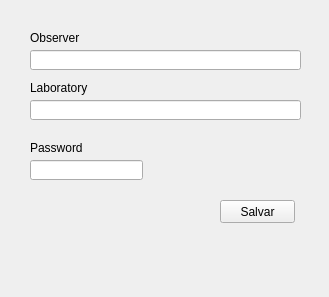
This is telacadastropessoa.ui in EthoWatcher/ethowatcher as Qt 5 draws it before an edit. The edited form follows.
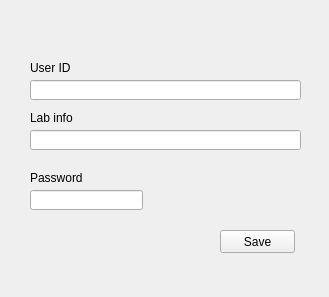
This is the edited form. Icons and pictures are not drawn.

Commit message: Edições telacadastropessoa.ui, em verde no power point

```diff
--- a/telacadastropessoa.ui
+++ b/telacadastropessoa.ui
@@ -17,7 +17,7 @@
    <property name="geometry">
     <rect>
      <x>10</x>
-     <y>10</y>
+     <y>40</y>
      <width>301</width>
      <height>251</height>
     </rect>
@@ -43,7 +43,7 @@
       </rect>
      </property>
      <property name="text">
-      <string>Observer</string>
+      <string>User ID</string>
      </property>
     </widget>
     <widget class="QLineEdit" name="leLab">
@@ -66,7 +66,7 @@
       </rect>
      </property>
      <property name="text">
-      <string>Laboratory</string>
+      <string>Lab info</string>
      </property>
     </widget>
     <widget class="QPushButton" name="pushButton_2">
@@ -79,7 +79,7 @@
       </rect>
      </property>
      <property name="text">
-      <string>Salvar</string>
+      <string>Save</string>
      </property>
     </widget>
     <widget class="QLabel" name="label_2">
@@ -108,6 +108,25 @@
    </widget>
    <widget class="QWidget" name="page_2"/>
   </widget>
+  <widget class="QLabel" name="label_4">
+   <property name="geometry">
+    <rect>
+     <x>10</x>
+     <y>10</y>
+     <width>311</width>
+     <height>41</height>
+    </rect>
+   </property>
+   <property name="text">
+    <string/>
+   </property>
+   <property name="pixmap">
+    <pixmap resource="resourcefile.qrc">:/icons/cabecalho4.jpg</pixmap>
+   </property>
+   <property name="scaledContents">
+    <bool>true</bool>
+   </property>
+  </widget>
  </widget>
  <resources/>
  <connections/>
```
Left out of the diff: 9 changed lines with no effect on the pictures. The commit also changes 4 other files.
